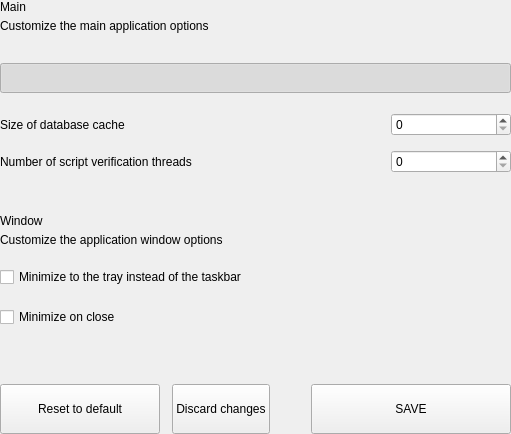
Before: the Qt Designer form src/qt/cryptoshares/settings/forms/settingsmainoptionswidget.ui in Cryptosharescoin/shares, drawn with Qt 5.
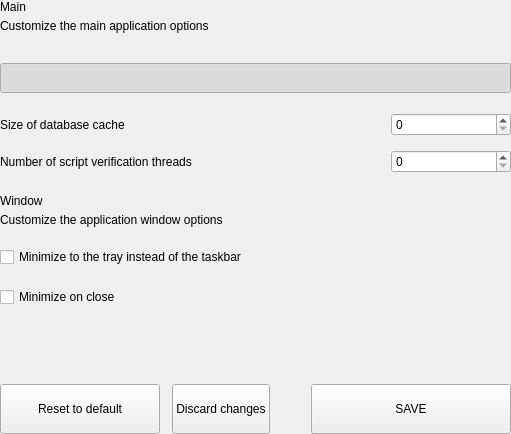
After: the same form once the commit is applied.

Patch:
```diff
--- a/src/qt/cryptoshares/settings/forms/settingsmainoptionswidget.ui
+++ b/src/qt/cryptoshares/settings/forms/settingsmainoptionswidget.ui
@@ -225,22 +225,6 @@
           </item>
          </layout>
         </item>
-        <item>
-         <spacer name="verticalPercentagezShares">
-          <property name="orientation">
-           <enum>Qt::Vertical</enum>
-          </property>
-          <property name="sizeType">
-           <enum>QSizePolicy::Fixed</enum>
-          </property>
-          <property name="sizeHint" stdset="0">
-           <size>
-            <width>20</width>
-            <height>20</height>
-           </size>
-          </property>
-         </spacer>
-        </item>
         <item>
          <widget class="QLabel" name="labelDivider">
           <property name="minimumSize">
```
Left out of the diff: 2 changed lines with no effect on the pictures.
